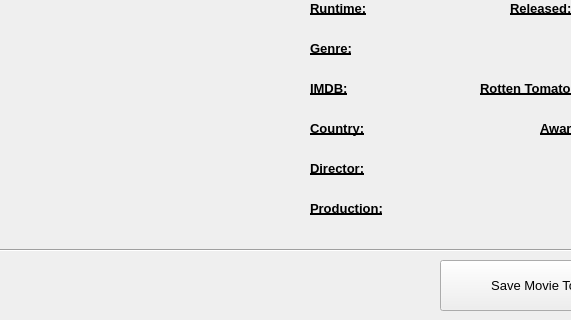
The window that UI Files/MovieWindow.ui (Jaydeeph/Entertainment-Planner) describes before a commit, drawn with Qt 5; both pictures show x 0 to 571 and y 200 to 520 of the 881 by 520 pixel window.
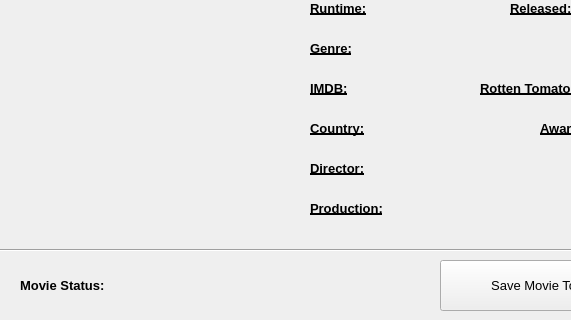
The same window after the commit.

Commit message: Add a check if the movie already exists in the list. Added a way to show the user visually that the movie was added to the list.

Diff of the .ui file:
```diff
--- a/UI Files/MovieWindow.ui
+++ b/UI Files/MovieWindow.ui
@@ -966,6 +966,29 @@
     <bool>false</bool>
    </property>
   </widget>
+  <widget class="QLabel" name="MovieAddedConfirmationLabel">
+   <property name="geometry">
+    <rect>
+     <x>20</x>
+     <y>475</y>
+     <width>411</width>
+     <height>21</height>
+    </rect>
+   </property>
+   <property name="font">
+    <font>
+     <pointsize>10</pointsize>
+     <weight>75</weight>
+     <bold>true</bold>
+    </font>
+   </property>
+   <property name="text">
+    <string>Movie Status:</string>
+   </property>
+   <property name="alignment">
+    <set>Qt::AlignLeading|Qt::AlignLeft|Qt::AlignVCenter</set>
+   </property>
+  </widget>
  </widget>
  <resources/>
  <connections/>
```
The commit also changes 3 other files.
